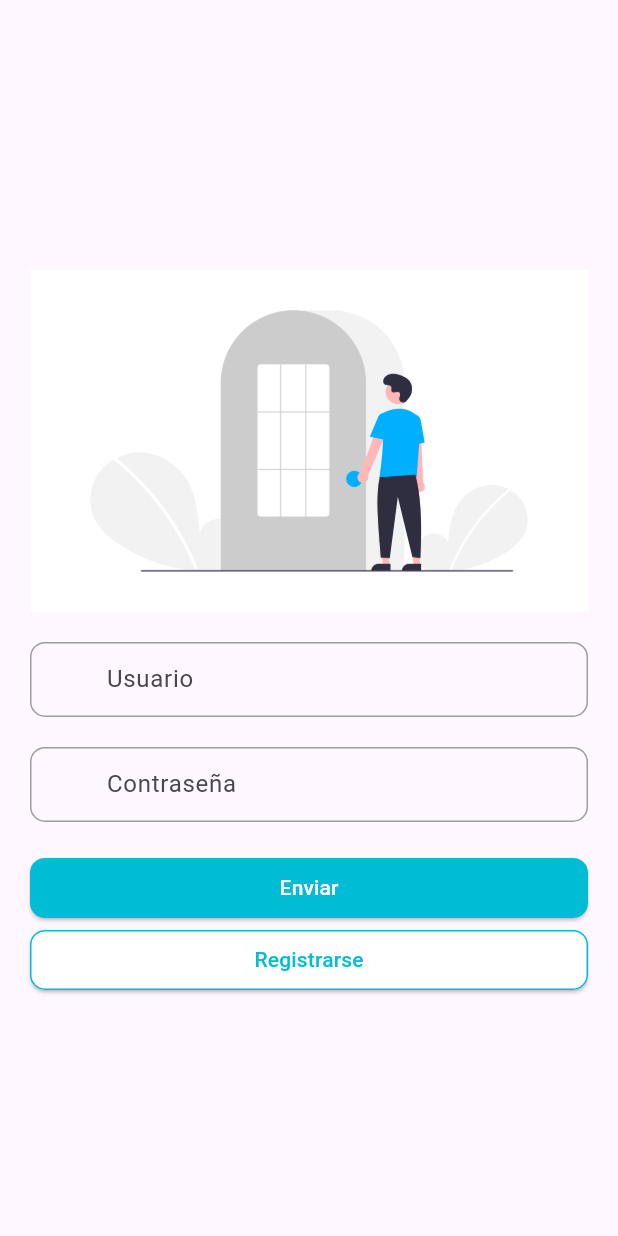
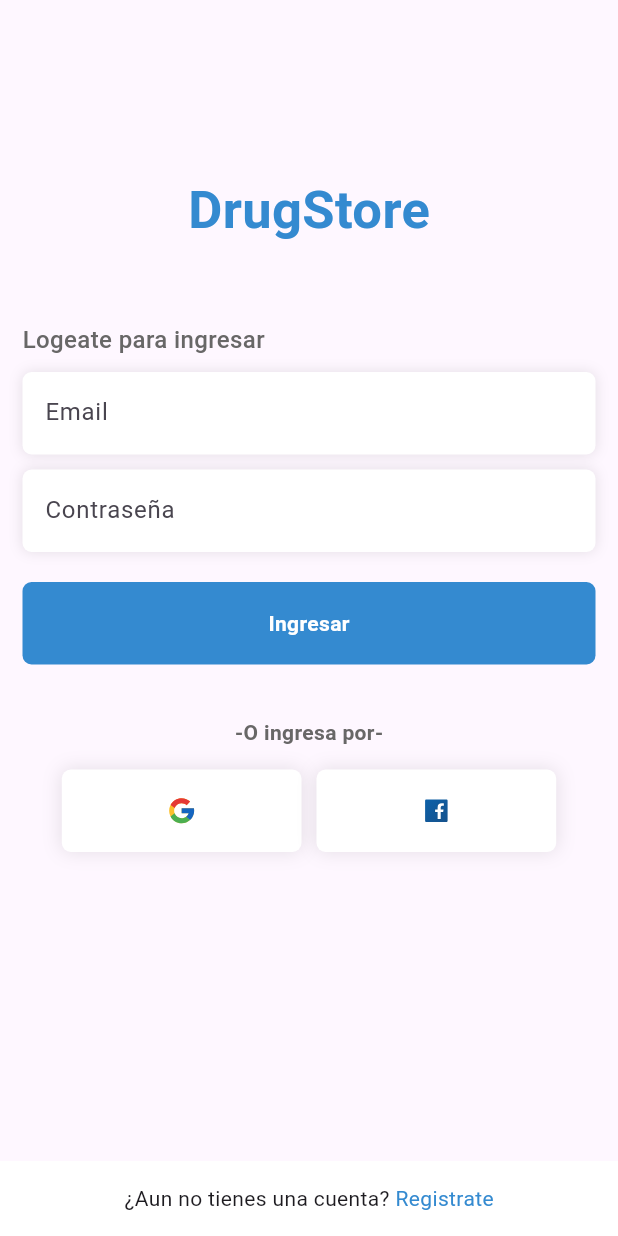
Before and after one commit to erickstam/DrugStoreFlutter, a Flutter app: the screen it shows after launch, on a phone screen of 412 x 824 dp. Run offline on Flutter 3.47's test engine with Material 3 defaults, Android fonts, the phone set to English and light mode, and no system bars; our stand-ins replace flutter_svg, get, google_maps_flutter, hexcolor; missing offline and left inert: dart:ffi.

Commit message:
Esta es la nueva version de login con pantalla de carga (splash) que lleva al login despues de la animacion.

```diff
--- a/lib/main.dart
+++ b/lib/main.dart
@@ -1,5 +1,7 @@
 import 'package:drugstore/paginas/home_screen.dart';
+import 'package:drugstore/paginas/splash.dart';
 import 'package:flutter/material.dart';
+import 'package:get/get.dart';
 
 void main() {
   runApp(const MyApp());
@@ -11,9 +13,9 @@ class MyApp extends StatelessWidget {
   // This widget is the root of your application.
   @override
   Widget build(BuildContext context) {
-    return const MaterialApp(
-      title: 'Material App',
-      home: Login(),
+    return const GetMaterialApp(
+      debugShowCheckedModeBanner: false,
+      home: Splash(),
     );
   }
 }
--- /dev/null
+++ b/lib/paginas/login.screen2.dart
@@ -0,0 +1,94 @@
+import 'package:drugstore/utils/global.color.dart';
+import 'package:drugstore/widgets/buttom.global.dart';
+import 'package:drugstore/widgets/text.form.global.dart';
+import 'package:flutter/material.dart';
+
+import '../widgets/social.login.dart';
+
+class Login2 extends StatelessWidget {
+   Login2({Key ? key}) : super(key: key);
+   final TextEditingController emailController = TextEditingController();
+   final TextEditingController passwordController = TextEditingController();
+
+  @override
+  Widget build(BuildContext context) {
+    return Scaffold(
+      body: SingleChildScrollView(
+        child: SafeArea(
+          child: Container(
+            width: double.infinity,
+            padding: EdgeInsets.all(15.0),
+            child: Column(
+              crossAxisAlignment: CrossAxisAlignment.start,
+              children: [
+                const SizedBox(height: 100),
+                Container(
+                  alignment: Alignment.center,
+                  child: Text(
+                      'DrugStore',
+                    style: TextStyle(
+                      color: globalColors.mainColor,
+                      fontSize: 35,
+                      fontWeight: FontWeight.bold,
+                    ),
+                  ),
+                ),
+                const SizedBox(height: 50),
+                Column(
+                  crossAxisAlignment: CrossAxisAlignment.start,
+                  children: [
+                    Text(
+                      'Logeate para ingresar',
+                      style: TextStyle(
+                        color: globalColors.textColor,
+                        fontSize: 16,
+                        fontWeight: FontWeight.w500,
+                      ),
+                    ),
+                    const SizedBox(height: 10),
+                    TextFormGlobal(controller: emailController,
+                      text: 'Email',
+                      obscure: false,
+                      textInputType: TextInputType.emailAddress,
+                    ),
+                    const SizedBox(height: 10),
+                    TextFormGlobal(controller: passwordController,
+                      text: 'Contraseña',
+                      textInputType: TextInputType.text,
+                      obscure: true,
+                    ),
+                    const SizedBox(height: 10),
+                    const ButtonGlobal(),
+                    const SizedBox(height: 25),
+                    SocialLogin(),
+                  ],
+                )
+              ],
+            ),
+          ),
+        )
+      ),
+      bottomNavigationBar: Container(
+        height: 50,
+        color: Colors.white,
+        alignment: Alignment.center,
+        child: Row(
+          mainAxisAlignment: MainAxisAlignment.center,
+          children: [
+            Text(
+                '¿Aun no tienes una cuenta?',
+            ),
+            InkWell(
+              child: Text(
+                  ' Registrate',
+                style: TextStyle(
+                  color: globalColors.mainColor,
+                ),
+              ),
+            )
+          ],
+        )
+      ),
+    );
+  }
+}
--- /dev/null
+++ b/lib/paginas/splash.dart
@@ -0,0 +1,32 @@
+import 'dart:async';
+import 'dart:math';
+
+import 'package:drugstore/paginas/login.screen2.dart';
+import 'package:drugstore/utils/global.color.dart';
+import 'package:flutter/material.dart';
+import 'package:get/get.dart';
+import 'package:get/get_core/src/get_main.dart';
+
+class Splash extends StatelessWidget{
+  const Splash({Key? key}) : super(key: key);
+
+  @override
+  Widget build(BuildContext context){
+    Timer(const Duration(seconds: 2), () {
+      Get.to(Login2());
+    });
+    return Scaffold(
+      backgroundColor: globalColors.mainColor,
+      body: const Center(
+        child: Text(
+          'DrugStore.',
+          style: TextStyle(
+            color: Colors.white,
+            fontSize: 35,
+            fontWeight: FontWeight.bold,
+          )
+        )
+      )
+    );
+  }
+}
--- /dev/null
+++ b/lib/utils/global.color.dart
@@ -0,0 +1,6 @@
+import 'package:hexcolor/hexcolor.dart';
+
+class globalColors {
+  static HexColor mainColor = HexColor('#348AD0');
+  static HexColor textColor = HexColor('#686767');
+}
--- /dev/null
+++ b/lib/widgets/buttom.global.dart
@@ -0,0 +1,41 @@
+import 'package:drugstore/utils/global.color.dart';
+import 'package:flutter/material.dart';
+
+class ButtonGlobal extends StatelessWidget {
+  const ButtonGlobal({super.key});
+
+  @override
+  Widget build(BuildContext context) {
+    return Column(
+      children: [
+        InkWell(
+          onTap: (){
+            print('Login');
+          },
+          child: Container(
+            alignment: Alignment.center,
+            height: 55,
+            margin: EdgeInsets.symmetric(vertical: 10), // Espacio entre los botones
+            decoration: BoxDecoration(
+              color: globalColors.mainColor,
+              borderRadius: BorderRadius.circular(6),
+              boxShadow: [
+                BoxShadow(
+                  color: Colors.white.withOpacity(0.1),
+                  blurRadius: 10,
+                ),
+              ],
+            ),
+            child: Text(
+              'Ingresar',
+              style: TextStyle(
+                color: Colors.white,
+                fontWeight: FontWeight.w600,
+              ),
+            ),
+          ),
+        ),
+      ],
+    );
+  }
+}
--- /dev/null
+++ b/lib/widgets/social.login.dart
@@ -0,0 +1,72 @@
+import 'package:drugstore/utils/global.color.dart';
+import 'package:flutter/cupertino.dart';
+import 'package:flutter/material.dart';
+import 'package:flutter_svg/flutter_svg.dart';
+
+class SocialLogin extends StatelessWidget {
+  const SocialLogin({super.key});
+
+  @override
+  Widget build(BuildContext context) {
+    return Column(
+      children: [
+        Container(
+
+          alignment: Alignment.center,
+          child: Text(
+            '-O ingresa por-',
+            style: TextStyle(
+              color: globalColors.textColor,
+              fontWeight: FontWeight.w600,
+            ),
+          ),
+        ),
+        const SizedBox(height: 15),
+        Container(
+          width: MediaQuery.of(context).size.width * 0.8,
+          child: Row(
+            children: [
+              Expanded(
+                child: Container(
+                  alignment: Alignment.center,
+                  height: 55,
+                  decoration: BoxDecoration(
+                    color: Colors.white,
+                    borderRadius: BorderRadius.circular(6),
+                    boxShadow: [
+                      BoxShadow(
+                        color: Colors.black.withOpacity(0.1),
+                        blurRadius: 10,
+
+                      )
+                    ]
+                  ),
+                  child: SvgPicture.asset('assets/google.svg', height: 20),
+                ),
+              ),
+              const SizedBox(width: 10),
+              Expanded(
+                child: Container(
+                  alignment: Alignment.center,
+                  height: 55,
+                  decoration: BoxDecoration(
+                      color: Colors.white,
+                      borderRadius: BorderRadius.circular(6),
+                      boxShadow: [
+                        BoxShadow(
+                          color: Colors.black.withOpacity(0.1),
+                          blurRadius: 10,
+
+                        )
+                      ]
+                  ),
+                  child: SvgPicture.asset('assets/facebook.svg', height: 20),
+                ),
+              ),
+            ],
+          ),
+        )
+      ],
+    );
+  }
+}
--- /dev/null
+++ b/lib/widgets/text.form.global.dart
@@ -0,0 +1,41 @@
+import 'package:flutter/material.dart';
+import 'package:get/get.dart';
+
+class TextFormGlobal extends StatelessWidget {
+   TextFormGlobal({Key ? key, required this.controller, required this.text, required this.textInputType, required this.obscure}) : super(key: key);
+  final TextEditingController controller;
+  final String text;
+  final TextInputType textInputType;
+  final bool obscure;
+
+  @override
+  Widget build(BuildContext context) {
+    return Container(
+      height: 55,
+      padding: const EdgeInsets.only(top: 3, left: 15),
+      decoration: BoxDecoration(
+        color: Colors.white,
+        borderRadius: BorderRadius.circular(6),
+        boxShadow: [
+          BoxShadow(
+            color: Colors.black.withOpacity(0.1),
+            blurRadius: 7,
+          ),
+        ],
+      ),
+      child: TextFormField(
+        controller: controller,
+        keyboardType: textInputType,
+        obscureText: obscure,
+        decoration: InputDecoration(
+          hintText: text,
+          border: InputBorder.none,
+          contentPadding: const EdgeInsets.all(0),
+          hintStyle: const TextStyle(
+            height: 1,
+          ),
+        ),
+      ),
+    );
+  }
+}
--- a/pubspec.yaml
+++ b/pubspec.yaml
@@ -36,6 +36,9 @@ dependencies:
   # The following adds the Cupertino Icons font to your application.
   # Use with the CupertinoIcons class for iOS style icons.
   cupertino_icons: ^1.0.6
+  get: ^4.6.6
+  hexcolor: ^3.0.1
+  flutter_svg: ^2.0.10+1
 
 dev_dependencies:
   flutter_test:
```
Also changed, not shown: assets/facebook.svg (added), assets/google.svg (added), lib/generated/assets.dart, pubspec.lock.
